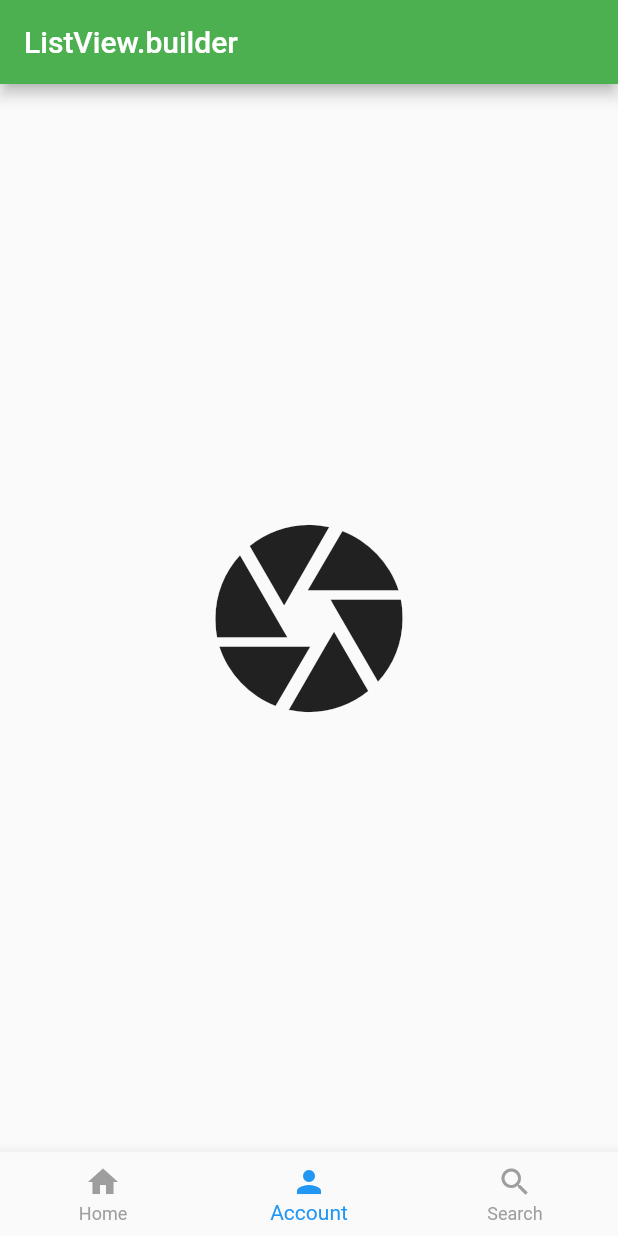
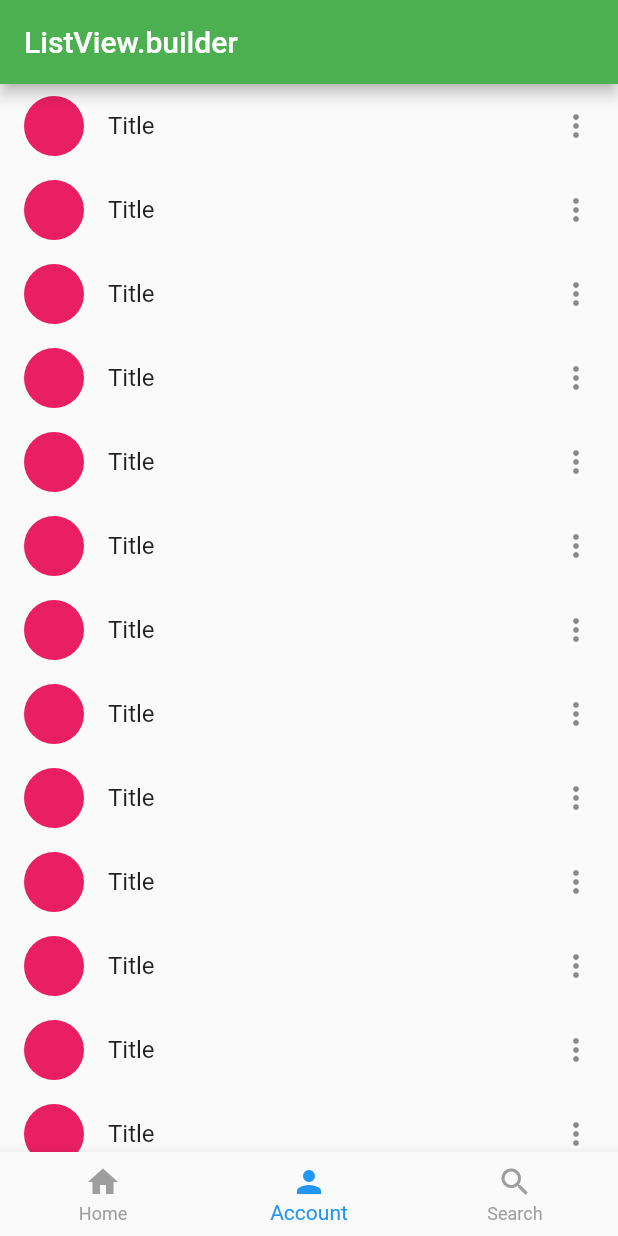
Before and after one commit to kspsusmitha/flutter, a Flutter app: the screen it shows after launch, item 2 of the bottom bar chosen, on a phone screen of 412 x 824 dp. Run offline on Flutter 3.47's test engine with Material 2 defaults, Android fonts, the phone set to English and light mode, and no system bars.

Commit message:
bottom navigation bar

```diff
--- a/lib/main.dart
+++ b/lib/main.dart
@@ -30,6 +30,11 @@ class ListViewBuilder extends StatefulWidget {
 
 class _ListViewBuilderState extends State<ListViewBuilder> {
   int _currentIndex = 0;
+  final _currentPage = const [
+    listnn(),
+    Parttwo(),
+    partthree(),
+  ];
 
   static const List<Widget> _pages = <Widget>[
     Icon(
@@ -49,13 +54,10 @@ class _ListViewBuilderState extends State<ListViewBuilder> {
   @override
   Widget build(BuildContext context) {
     return Scaffold(
-      appBar: AppBar(title: const Text("ListView.builder")),
-
       body: SafeArea(
-          child: Center(
-        child: _pages.elementAt(_currentIndex), //New
+          child: Scaffold(
+        body: _currentPage[_currentIndex], //New
       )),
-
       bottomNavigationBar: BottomNavigationBar(
         currentIndex: _currentIndex,
         selectedItemColor: Colors.blue,
@@ -85,10 +87,7 @@ class _ListViewBuilderState extends State<ListViewBuilder> {
 
   void _onItemTapped(int index) {
     setState(() {
-
-    _currentIndex = index;
-
-
+      _currentIndex = index;
     });
   }
 }
@@ -125,3 +124,69 @@ class _listnnState extends State<listnn> {
         )));
   }
 }
+
+class Parttwo extends StatefulWidget {
+  const Parttwo({super.key});
+
+  @override
+  State<Parttwo> createState() => _ParttwoState();
+}
+
+class _ParttwoState extends State<Parttwo> {
+  @override
+  Widget build(BuildContext context) {
+    return Scaffold(
+        appBar: AppBar(title: const Text("ListView.builder")),
+        body: SafeArea(
+            child: SingleChildScrollView(
+          child: Column(
+            children: List.generate(100, (index) {
+              return ListTile(
+                leading: CircleAvatar(backgroundColor: Colors.pink),
+                title: Text('Title'),
+                trailing: Icon(Icons.more_vert),
+                onTap: () {
+                  Navigator.push(
+                    context,
+                    MaterialPageRoute(builder: (context) => const MyApp2()),
+                  );
+                },
+              );
+            }),
+          ),
+        )));
+  }
+}
+
+class partthree extends StatefulWidget {
+  const partthree({super.key});
+
+  @override
+  State<partthree> createState() => _partthreeState();
+}
+
+class _partthreeState extends State<partthree> {
+  @override
+  Widget build(BuildContext context) {
+    return Scaffold(
+        appBar: AppBar(title: const Text("ListView.builder")),
+        body: SafeArea(
+            child: SingleChildScrollView(
+          child: Column(
+            children: List.generate(100, (index) {
+              return ListTile(
+                leading: CircleAvatar(backgroundColor: Colors.green),
+                title: Text('Title'),
+                trailing: Icon(Icons.more_vert),
+                onTap: () {
+                  Navigator.push(
+                    context,
+                    MaterialPageRoute(builder: (context) => const MyApp2()),
+                  );
+                },
+              );
+            }),
+          ),
+        )));
+  }
+}
```
